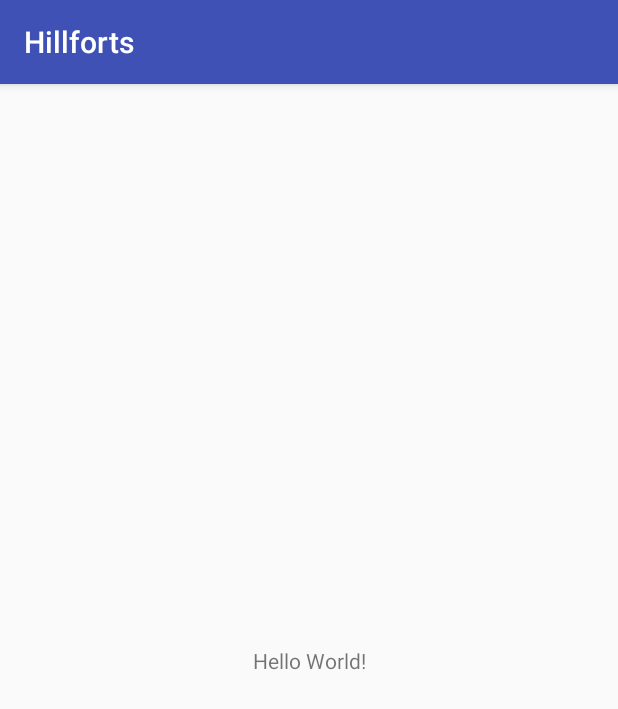
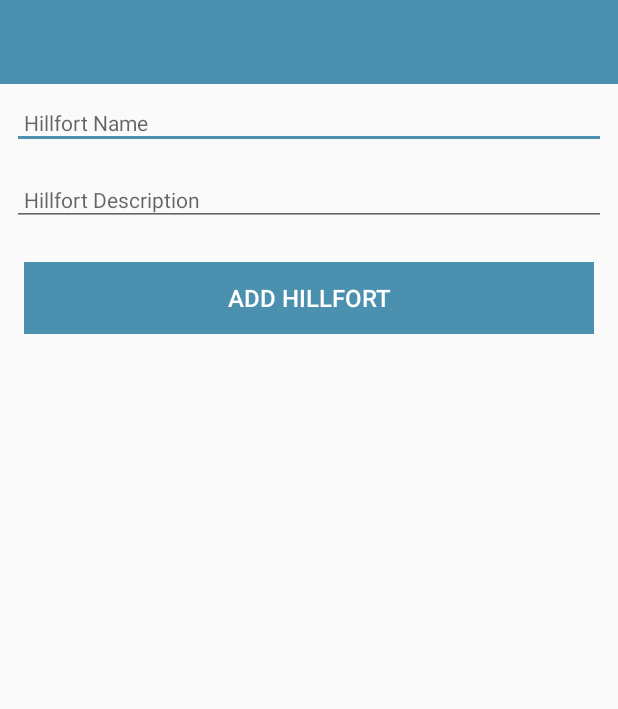
Before and after one commit to brianrichardmccarthy/MobileAppDev1, an Android app: the screen it shows after launch (HillfortActivity), on a phone screen of 412 x 824 dp. Shown: the top 709 px of the screen. Run offline under Robolectric (Android 15) with nearby library versions, the phone set to English and light mode, and no system bars; 1 statement that could not run was skipped.

```diff
--- a/app/build.gradle
+++ b/app/build.gradle
@@ -27,6 +27,8 @@ dependencies {
     implementation"org.jetbrains.kotlin:kotlin-stdlib-jdk7:$kotlin_version"
     implementation 'com.android.support:appcompat-v7:28.0.0'
     implementation 'com.android.support.constraint:constraint-layout:1.1.3'
+    implementation 'org.jetbrains.anko:anko-commons:0.10.7'
+    implementation 'com.android.support:design:28.0.0'
     testImplementation 'junit:junit:4.12'
     androidTestImplementation 'com.android.support.test:runner:1.0.2'
     androidTestImplementation 'com.android.support.test.espresso:espresso-core:3.0.2'
--- a/app/src/main/AndroidManifest.xml
+++ b/app/src/main/AndroidManifest.xml
@@ -9,7 +9,7 @@
         android:roundIcon="@mipmap/ic_launcher_round"
         android:supportsRtl="true"
         android:theme="@style/AppTheme">
-        <activity android:name=".HillfortActivity">
+        <activity android:name="activities.HillfortActivity">
             <intent-filter>
                 <action android:name="android.intent.action.MAIN" />
 
--- /dev/null
+++ b/app/src/main/java/activities/HillfortActivity.kt
@@ -0,0 +1,36 @@
+package activities
+
+import android.support.v7.app.AppCompatActivity
+import android.os.Bundle
+import io.github.brianrichardmccarthy.hillforts.R
+import kotlinx.android.synthetic.main.activity_hillfort.*
+import models.HillfortModel
+import org.jetbrains.anko.AnkoLogger
+import org.jetbrains.anko.info
+import org.jetbrains.anko.toast
+
+class HillfortActivity : AppCompatActivity(), AnkoLogger {
+
+    var hillfortModel = HillfortModel()
+    val hillforts = ArrayList<HillfortModel>()
+
+    override fun onCreate(savedInstanceState: Bundle?) {
+        super.onCreate(savedInstanceState)
+        setContentView(R.layout.activity_hillfort)
+        info("Hillfort Activity started..")
+
+        btnAdd.setOnClickListener {
+            hillfortModel.name = hillfortTitle.text.toString()
+            hillfortModel.description = hillfortDescription.text.toString()
+            if (hillfortModel.name.isNotEmpty()) {
+                hillforts.add(hillfortModel.copy())
+                hillforts.forEach {
+                    info("$it")
+                }
+            } else {
+                toast("Please enter a title")
+            }
+        }
+
+    }
+}
--- a/app/src/main/java/io/github/brianrichardmccarthy/hillforts/HillfortActivity.kt
+++ /dev/null
@@ -1,12 +0,0 @@
-package io.github.brianrichardmccarthy.hillforts
-
-import android.support.v7.app.AppCompatActivity
-import android.os.Bundle
-
-class HillfortActivity : AppCompatActivity() {
-
-    override fun onCreate(savedInstanceState: Bundle?) {
-        super.onCreate(savedInstanceState)
-        setContentView(R.layout.activity_hillfort)
-    }
-}
--- /dev/null
+++ b/app/src/main/java/models/HillfortModel.kt
@@ -0,0 +1,3 @@
+package models
+
+data class HillfortModel(var name: String = "", var description: String = "")
--- a/app/src/main/res/layout/activity_hillfort.xml
+++ b/app/src/main/res/layout/activity_hillfort.xml
@@ -1,18 +1,84 @@
 <?xml version="1.0" encoding="utf-8"?>
-<android.support.constraint.ConstraintLayout xmlns:android="http://schemas.android.com/apk/res/android"
-    xmlns:app="http://schemas.android.com/apk/res-auto"
-    xmlns:tools="http://schemas.android.com/tools"
-    android:layout_width="match_parent"
-    android:layout_height="match_parent"
-    tools:context=".HillfortActivity">
+<android.support.constraint.ConstraintLayout
+xmlns:android="http://schemas.android.com/apk/res/android"
+xmlns:app="http://schemas.android.com/apk/res-auto"
+xmlns:tools="http://schemas.android.com/tools"
+android:layout_width="match_parent"
+android:layout_height="match_parent"
+tools:context="activities.HillfortActivity">
 
-    <TextView
-        android:layout_width="wrap_content"
-        android:layout_height="wrap_content"
-        android:text="Hello World!"
-        app:layout_constraintBottom_toBottomOf="parent"
-        app:layout_constraintLeft_toLeftOf="parent"
-        app:layout_constraintRight_toRightOf="parent"
-        app:layout_constraintTop_toTopOf="parent" />
+    <RelativeLayout
+        android:layout_width="match_parent"
+        android:layout_height="wrap_content">
 
+        <android.support.design.widget.AppBarLayout
+            android:id="@+id/appBarLayout"
+            android:layout_width="match_parent"
+            android:layout_height="wrap_content"
+            android:background="@color/colorAccent"
+            android:fitsSystemWindows="true"
+            app:elevation="0dip"
+            app:theme="@style/ThemeOverlay.AppCompat.Dark.ActionBar">
+
+            <android.support.v7.widget.Toolbar
+                android:id="@+id/toolbarAdd"
+                android:layout_width="match_parent"
+                android:layout_height="wrap_content"
+                app:titleTextColor="@color/colorPrimary"/>
+        </android.support.design.widget.AppBarLayout>
+
+        <ScrollView
+            android:layout_width="match_parent"
+            android:layout_height="match_parent"
+            android:layout_below="@id/appBarLayout"
+            android:fillViewport="true">
+
+            <LinearLayout
+                android:layout_width="match_parent"
+                android:layout_height="wrap_content"
+                android:orientation="vertical">
+
+                <android.support.design.widget.TextInputEditText
+                    android:id="@+id/hillfortTitle"
+                    android:layout_width="match_parent"
+                    android:layout_height="wrap_content"
+                    android:layout_margin="8dp"
+                    android:hint="@string/hint_hillfortName"
+                    android:inputType="text"
+                    android:maxLength="25"
+                    android:maxLines="1"
+                    android:padding="8dp"
+                    android:textColor="@color/colorPrimaryDark"
+                    android:textSize="14sp"/>
+
+                <android.support.design.widget.TextInputEditText
+                    android:id="@+id/hillfortDescription"
+                    android:layout_width="match_parent"
+                    android:layout_height="wrap_content"
+                    android:layout_margin="8dp"
+                    android:hint="@string/hint_hillfortDesc"
+                    android:inputType="text"
+                    android:maxLength="25"
+                    android:maxLines="1"
+                    android:padding="8dp"
+                    android:textColor="@color/colorPrimaryDark"
+                    android:textSize="14sp"/>
+
+                <Button
+                    android:id="@+id/btnAdd"
+                    android:layout_width="match_parent"
+                    android:layout_height="wrap_content"
+                    android:layout_margin="16dp"
+                    android:background="@color/colorAccent"
+                    android:paddingBottom="8dp"
+                    android:paddingTop="8dp"
+                    android:stateListAnimator="@null"
+                    android:text="@string/button_addHillfort"
+                    android:textColor="@color/colorPrimary"
+                    android:textSize="16sp"/>
+
+            </LinearLayout>
+        </ScrollView>
+
+    </RelativeLayout>
 </android.support.constraint.ConstraintLayout>
--- a/app/src/main/res/values/colors.xml
+++ b/app/src/main/res/values/colors.xml
@@ -1,6 +1,6 @@
 <?xml version="1.0" encoding="utf-8"?>
 <resources>
-    <color name="colorPrimary">#3F51B5</color>
-    <color name="colorPrimaryDark">#303F9F</color>
-    <color name="colorAccent">#FF4081</color>
+    <color name="colorPrimary">#FFFFFF</color>
+    <color name="colorPrimaryDark">#000000</color>
+    <color name="colorAccent">#4c90af</color>
 </resources>
--- a/app/src/main/res/values/strings.xml
+++ b/app/src/main/res/values/strings.xml
@@ -1,3 +1,6 @@
 <resources>
     <string name="app_name">Hillforts</string>
+    <string name="button_addHillfort">Add Hillfort</string>
+    <string name="hint_hillfortName">Hillfort Name</string>
+    <string name="hint_hillfortDesc">Hillfort Description</string>
 </resources>
--- a/app/src/main/res/values/styles.xml
+++ b/app/src/main/res/values/styles.xml
@@ -1,7 +1,7 @@
 <resources>
 
     <!-- Base application theme. -->
-    <style name="AppTheme" parent="Theme.AppCompat.Light.DarkActionBar">
+    <style name="AppTheme" parent="Theme.AppCompat.Light.NoActionBar">
         <!-- Customize your theme here. -->
         <item name="colorPrimary">@color/colorPrimary</item>
         <item name="colorPrimaryDark">@color/colorPrimaryDark</item>
--- a/build.gradle
+++ b/build.gradle
@@ -1,13 +1,13 @@
 // Top-level build file where you can add configuration options common to all sub-projects/modules.
 
 buildscript {
-    ext.kotlin_version = '1.2.50'
+    ext.kotlin_version = '1.2.51'
     repositories {
         google()
         jcenter()
     }
     dependencies {
-        classpath 'com.android.tools.build:gradle:3.1.4'
+        classpath 'com.android.tools.build:gradle:3.2.1'
         classpath "org.jetbrains.kotlin:kotlin-gradle-plugin:$kotlin_version"
 
         // NOTE: Do not place your application dependencies here; they belong
```
Also changed, not shown: gradle/wrapper/gradle-wrapper.properties, 1 other file.
